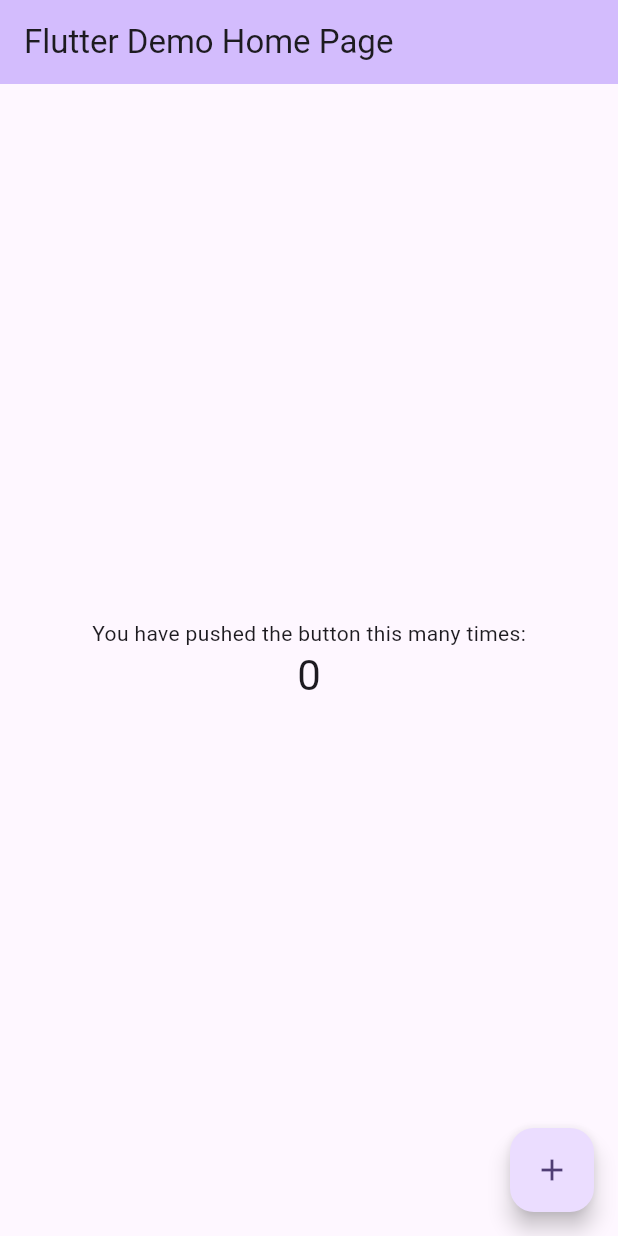
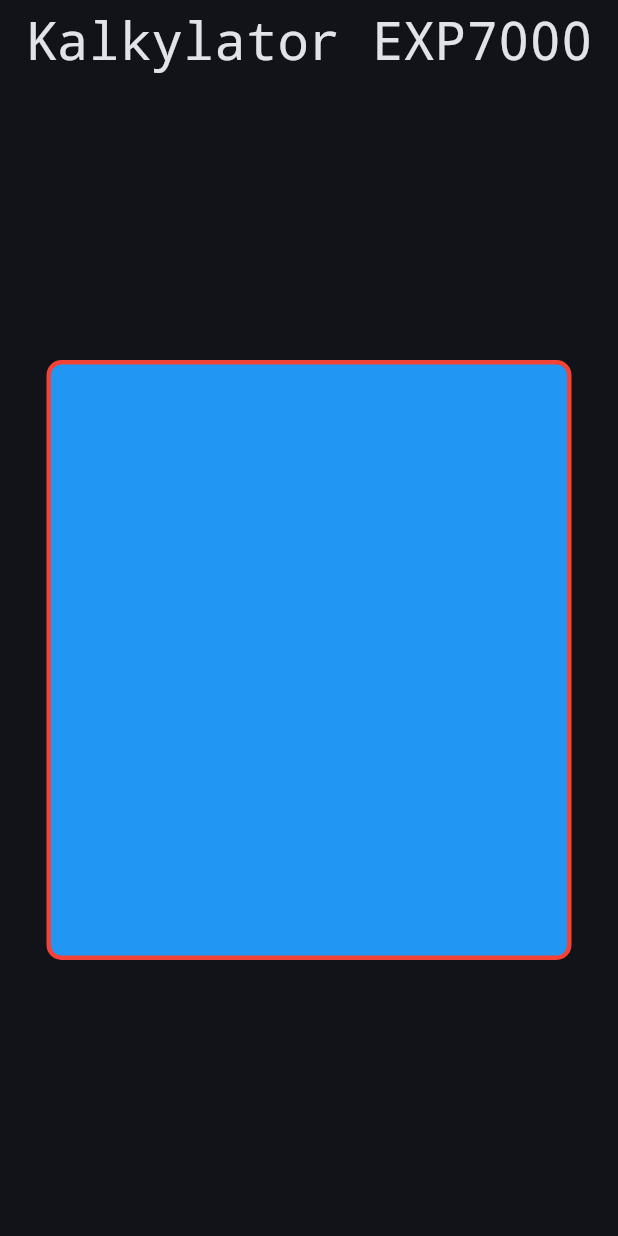
Before and after one commit to kyledies/flutterCalculator, a Flutter app: the screen it shows after launch, on a phone screen of 412 x 824 dp. Run offline on Flutter 3.47's test engine with Material 3 defaults, Android fonts, the phone set to English and light mode, and no system bars.

```diff
--- /dev/null
+++ b/lib/app.dart
@@ -0,0 +1,35 @@
+// Innehåller materialapp och grundläggande app-konfiguration
+import 'package:flutter/material.dart';
+import 'theme/app_theme.dart';
+import 'widgets/calculator_layout.dart';
+
+class CalculatorApp extends StatelessWidget {
+  const CalculatorApp({super.key});
+
+  @override
+  Widget build(BuildContext context) {
+    return MaterialApp(
+      title: 'Titel',
+      debugShowCheckedModeBanner: false,
+      theme: AppTheme.darkTheme,
+      home: const StartPage(),
+    );
+  }
+}
+
+class StartPage extends StatelessWidget {
+  const StartPage({super.key});
+
+  @override
+  Widget build(BuildContext context) {
+    return Scaffold(
+      appBar: AppBar(
+        centerTitle: true,
+        title: const Text('Kalkylator EXP7000', style: TextStyle(fontSize: 35)),
+      ),
+      body: Center(
+        child: CalculatorLayout(),
+      ),
+    );
+  }
+}
--- a/lib/main.dart
+++ b/lib/main.dart
@@ -1,122 +1,6 @@
 import 'package:flutter/material.dart';
+import 'app.dart';
 
-void main() {
-  runApp(const MyApp());
+void main() { //Dart main function - app entry point
+  runApp(const CalculatorApp());
 }
-
-class MyApp extends StatelessWidget {
-  const MyApp({super.key});
-
-  // This widget is the root of your application.
-  @override
-  Widget build(BuildContext context) {
-    return MaterialApp(
-      title: 'Flutter Demo',
-      theme: ThemeData(
-        // This is the theme of your application.
-        //
-        // TRY THIS: Try running your application with "flutter run". You'll see
-        // the application has a purple toolbar. Then, without quitting the app,
-        // try changing the seedColor in the colorScheme below to Colors.green
-        // and then invoke "hot reload" (save your changes or press the "hot
-        // reload" button in a Flutter-supported IDE, or press "r" if you used
-        // the command line to start the app).
-        //
-        // Notice that the counter didn't reset back to zero; the application
-        // state is not lost during the reload. To reset the state, use hot
-        // restart instead.
-        //
-        // This works for code too, not just values: Most code changes can be
-        // tested with just a hot reload.
-        colorScheme: ColorScheme.fromSeed(seedColor: Colors.deepPurple),
-      ),
-      home: const MyHomePage(title: 'Flutter Demo Home Page'),
-    );
-  }
-}
-
-class MyHomePage extends StatefulWidget {
-  const MyHomePage({super.key, required this.title});
-
-  // This widget is the home page of your application. It is stateful, meaning
-  // that it has a State object (defined below) that contains fields that affect
-  // how it looks.
-
-  // This class is the configuration for the state. It holds the values (in this
-  // case the title) provided by the parent (in this case the App widget) and
-  // used by the build method of the State. Fields in a Widget subclass are
-  // always marked "final".
-
-  final String title;
-
-  @override
-  State<MyHomePage> createState() => _MyHomePageState();
-}
-
-class _MyHomePageState extends State<MyHomePage> {
-  int _counter = 0;
-
-  void _incrementCounter() {
-    setState(() {
-      // This call to setState tells the Flutter framework that something has
-      // changed in this State, which causes it to rerun the build method below
-      // so that the display can reflect the updated values. If we changed
-      // _counter without calling setState(), then the build method would not be
-      // called again, and so nothing would appear to happen.
-      _counter++;
-    });
-  }
-
-  @override
-  Widget build(BuildContext context) {
-    // This method is rerun every time setState is called, for instance as done
-    // by the _incrementCounter method above.
-    //
-    // The Flutter framework has been optimized to make rerunning build methods
-    // fast, so that you can just rebuild anything that needs updating rather
-    // than having to individually change instances of widgets.
-    return Scaffold(
-      appBar: AppBar(
-        // TRY THIS: Try changing the color here to a specific color (to
-        // Colors.amber, perhaps?) and trigger a hot reload to see the AppBar
-        // change color while the other colors stay the same.
-        backgroundColor: Theme.of(context).colorScheme.inversePrimary,
-        // Here we take the value from the MyHomePage object that was created by
-        // the App.build method, and use it to set our appbar title.
-        title: Text(widget.title),
-      ),
-      body: Center(
-        // Center is a layout widget. It takes a single child and positions it
-        // in the middle of the parent.
-        child: Column(
-          // Column is also a layout widget. It takes a list of children and
-          // arranges them vertically. By default, it sizes itself to fit its
-          // children horizontally, and tries to be as tall as its parent.
-          //
-          // Column has various properties to control how it sizes itself and
-          // how it positions its children. Here we use mainAxisAlignment to
-          // center the children vertically; the main axis here is the vertical
-          // axis because Columns are vertical (the cross axis would be
-          // horizontal).
-          //
-          // TRY THIS: Invoke "debug painting" (choose the "Toggle Debug Paint"
-          // action in the IDE, or press "p" in the console), to see the
-          // wireframe for each widget.
-          mainAxisAlignment: MainAxisAlignment.center,
-          children: <Widget>[
-            const Text('You have pushed the button this many times:'),
-            Text(
-              '$_counter',
-              style: Theme.of(context).textTheme.headlineMedium,
-            ),
-          ],
-        ),
-      ),
-      floatingActionButton: FloatingActionButton(
-        onPressed: _incrementCounter,
-        tooltip: 'Increment',
-        child: const Icon(Icons.add),
-      ), // This trailing comma makes auto-formatting nicer for build methods.
-    );
-  }
-}
--- /dev/null
+++ b/lib/theme/app_theme.dart
@@ -0,0 +1,27 @@
+import 'package:flutter/material.dart';
+
+class AppTheme { //Klass för att hantera tema
+  static const Color seedColor = Colors.blueAccent; //grundfärg för temat
+
+  // Ljust tema
+  static ThemeData get lightTheme {
+    return ThemeData(
+      fontFamily: 'serif', //std font för light mode
+      colorScheme: ColorScheme.fromSeed(
+        seedColor: seedColor), //grundfärg för temat
+      useMaterial3: true,
+    );
+  }
+
+  // (Valfritt) mörkt tema också, om du vill bygga vidare
+  static ThemeData get darkTheme {
+    return ThemeData(
+      fontFamily: 'monospace', //std font för dark mode
+      colorScheme: ColorScheme.fromSeed(
+        seedColor: seedColor,
+        brightness: Brightness.dark,
+      ),
+      useMaterial3: true,
+    );
+  }
+}
--- /dev/null
+++ b/lib/widgets/calculator_layout.dart
@@ -0,0 +1,20 @@
+import 'package:flutter/material.dart';
+
+class CalculatorLayout extends StatelessWidget {
+  const CalculatorLayout({super.key});
+
+  @override
+  Widget build(BuildContext context) {
+    return Container(
+      width: 350,
+      height: 400,
+      margin: const EdgeInsets.all(10),
+      padding: const EdgeInsets.all(7),
+      decoration: BoxDecoration(
+        color: Colors.blue,
+        borderRadius: BorderRadius.circular(10),
+        border: Border.all(color: Colors.red, width: 3),
+      ),
+    );
+  }
+}
```
Also changed, not shown: lib/utils/operations.dart (added), lib/widgets/calc_button.dart (added), lib/widgets/calculator_display.dart (added), lib/widgets/keypad.dart (added).
